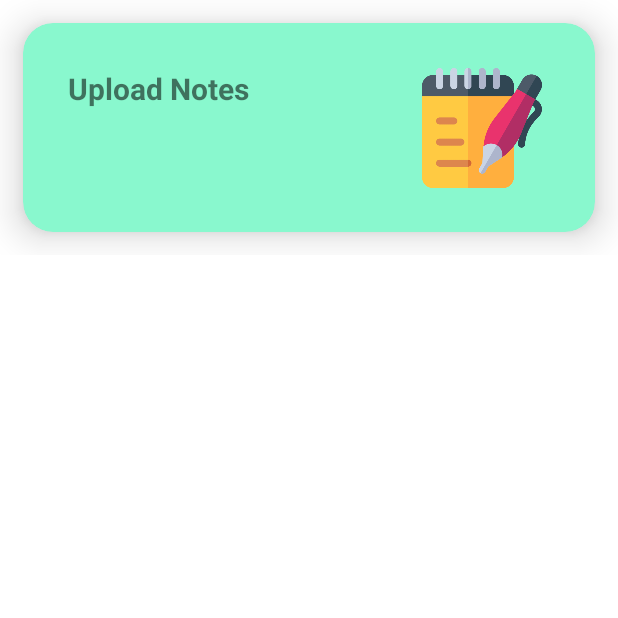
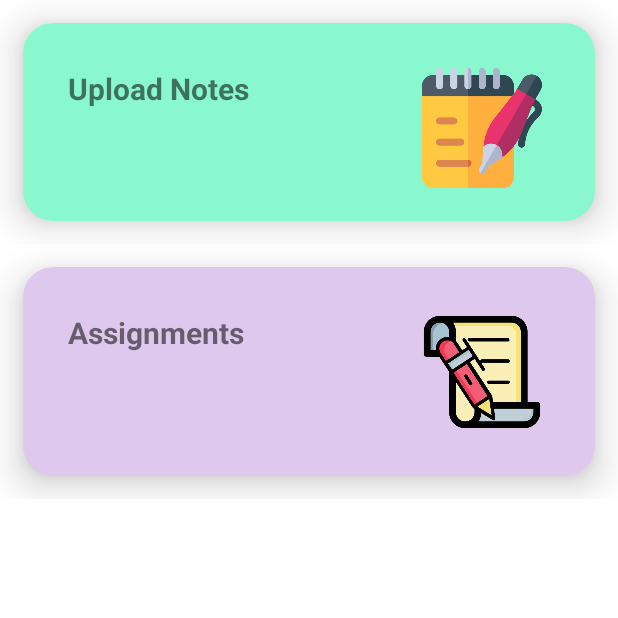
Before and after one commit to yash234u/LMS, an Android app: the TeacherActivity screen opened directly, with no data from a screen before it, on a phone screen of 412 x 824 dp, the top half of it. Run offline under Robolectric (Android 15) with nearby library versions, the phone set to English and light mode, and no system bars.

Commit message:
WORK IN PROGRESS

```diff
--- a/app/src/main/java/com/example/demo_lms/teacher/TeacherActivity.java
+++ b/app/src/main/java/com/example/demo_lms/teacher/TeacherActivity.java
@@ -18,7 +18,7 @@ public class TeacherActivity extends AppCompatActivity {
     protected void onCreate(Bundle savedInstanceState) {
         super.onCreate(savedInstanceState);
         setContentView(R.layout.activity_teacher);
-        cardView = findViewById(R.id.registerteacher);
+        cardView = findViewById(R.id.UploadNotes);
 
         cardView.setOnClickListener(new View.OnClickListener() {
             @Override
--- a/app/src/main/res/layout/activity_teacher.xml
+++ b/app/src/main/res/layout/activity_teacher.xml
@@ -3,7 +3,7 @@
     xmlns:app="http://schemas.android.com/apk/res-auto"
     xmlns:tools="http://schemas.android.com/tools"
     android:layout_width="match_parent"
-    android:layout_height="wrap_content"
+    android:layout_height="match_parent"
     app:layout_editor_absoluteX="1dp"
     app:layout_editor_absoluteY="1dp">
 
@@ -16,7 +16,7 @@
         <LinearLayout
             android:id="@+id/linearLayout1"
             android:layout_width="match_parent"
-            android:layout_height="170dp"
+            android:layout_height="wrap_content"
             android:layout_weight="1"
             android:orientation="horizontal"
             app:layout_constraintEnd_toEndOf="parent"
@@ -24,7 +24,7 @@
             app:layout_constraintTop_toTopOf="parent">
 
             <androidx.cardview.widget.CardView
-                android:id="@+id/registerteacher"
+                android:id="@+id/UploadNotes"
                 android:layout_width="match_parent"
                 android:layout_height="match_parent"
                 android:layout_margin="15dp"
@@ -62,5 +62,55 @@
             </androidx.cardview.widget.CardView>
         </LinearLayout>
 
+        <LinearLayout
+            android:id="@+id/linearLayout2"
+            android:layout_width="match_parent"
+            android:layout_height="170dp"
+            android:layout_weight="1"
+            android:orientation="horizontal"
+            app:layout_constraintEnd_toEndOf="parent"
+            app:layout_constraintHorizontal_bias="0.0"
+            app:layout_constraintStart_toStartOf="parent"
+            app:layout_constraintTop_toBottomOf="@+id/linearLayout1">
+
+            <androidx.cardview.widget.CardView
+                android:id="@+id/searchstudent"
+                android:layout_width="match_parent"
+                android:layout_height="match_parent"
+                android:layout_margin="15dp"
+                app:cardBackgroundColor="@color/part3"
+                app:cardCornerRadius="20dp"
+                app:cardElevation="15dp">
+
+                <RelativeLayout
+                    android:layout_width="match_parent"
+                    android:layout_height="match_parent">
+
+                    <ImageView
+                        android:id="@+id/imageView2"
+                        android:layout_width="80dp"
+                        android:layout_height="100dp"
+                        android:layout_alignParentRight="true"
+                        android:layout_marginStart="12dp"
+                        android:layout_marginTop="20dp"
+                        android:layout_marginEnd="35dp"
+                        android:layout_marginBottom="12dp"
+                        app:srcCompat="@drawable/assignment" />
+
+                    <TextView
+                        android:id="@+id/textView2"
+                        android:layout_width="wrap_content"
+                        android:layout_height="wrap_content"
+                        android:layout_alignWithParentIfMissing="false"
+                        android:layout_marginStart="30dp"
+                        android:layout_marginTop="30dp"
+                        android:layout_marginEnd="30dp"
+                        android:text="Assignments"
+                        android:textSize="20sp"
+                        android:textStyle="bold" />
+                </RelativeLayout>
+            </androidx.cardview.widget.CardView>
+        </LinearLayout>
+
     </androidx.constraintlayout.widget.ConstraintLayout>
 </ScrollView>
```
